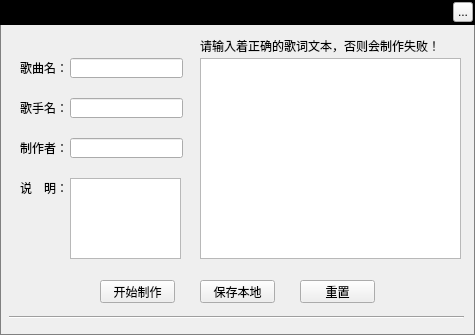
Above: ui/application/musiclrcmakerwidget.ui from Greedysky/TTKMusicPlayer before the change. Below: the same form after it.
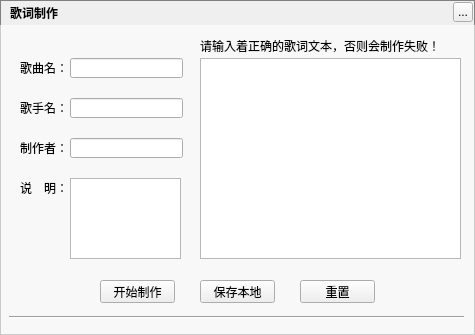
That is the form after the change.

Commit message: update music background image on dialog[201350]

```diff
--- a/ui/application/musiclrcmakerwidget.ui
+++ b/ui/application/musiclrcmakerwidget.ui
@@ -22,12 +22,9 @@
      <x>0</x>
      <y>0</y>
      <width>475</width>
-     <height>25</height>
+     <height>335</height>
     </rect>
    </property>
-   <property name="styleSheet">
-    <string notr="true">background:black</string>
-   </property>
    <property name="text">
     <string/>
    </property>
@@ -228,6 +225,37 @@
     <string>请输入着正确的歌词文本，否则会制作失败！</string>
    </property>
   </widget>
+  <widget class="QWidget" name="backgroundMask" native="true">
+   <property name="geometry">
+    <rect>
+     <x>0</x>
+     <y>25</y>
+     <width>475</width>
+     <height>310</height>
+    </rect>
+   </property>
+   <property name="styleSheet">
+    <string notr="true">background:rgba(255,255,255,150)</string>
+   </property>
+  </widget>
+  <zorder>background</zorder>
+  <zorder>backgroundMask</zorder>
+  <zorder>topTitleName</zorder>
+  <zorder>topTitleCloseButton</zorder>
+  <zorder>line_2</zorder>
+  <zorder>artNameLabel</zorder>
+  <zorder>artNameEdit</zorder>
+  <zorder>songNameLabel</zorder>
+  <zorder>songNameEdit</zorder>
+  <zorder>authorNameLabel</zorder>
+  <zorder>authorNameEdit</zorder>
+  <zorder>lrcTextEdit</zorder>
+  <zorder>introductionTextEdit</zorder>
+  <zorder>introductionLabel</zorder>
+  <zorder>makeButton</zorder>
+  <zorder>saveButton</zorder>
+  <zorder>reviewButton</zorder>
+  <zorder>llrcIntroductionLabel</zorder>
  </widget>
  <resources/>
  <connections/>
```
Left out of the diff: 2 changed lines with no effect on the pictures. The commit also changes 27 other files.
